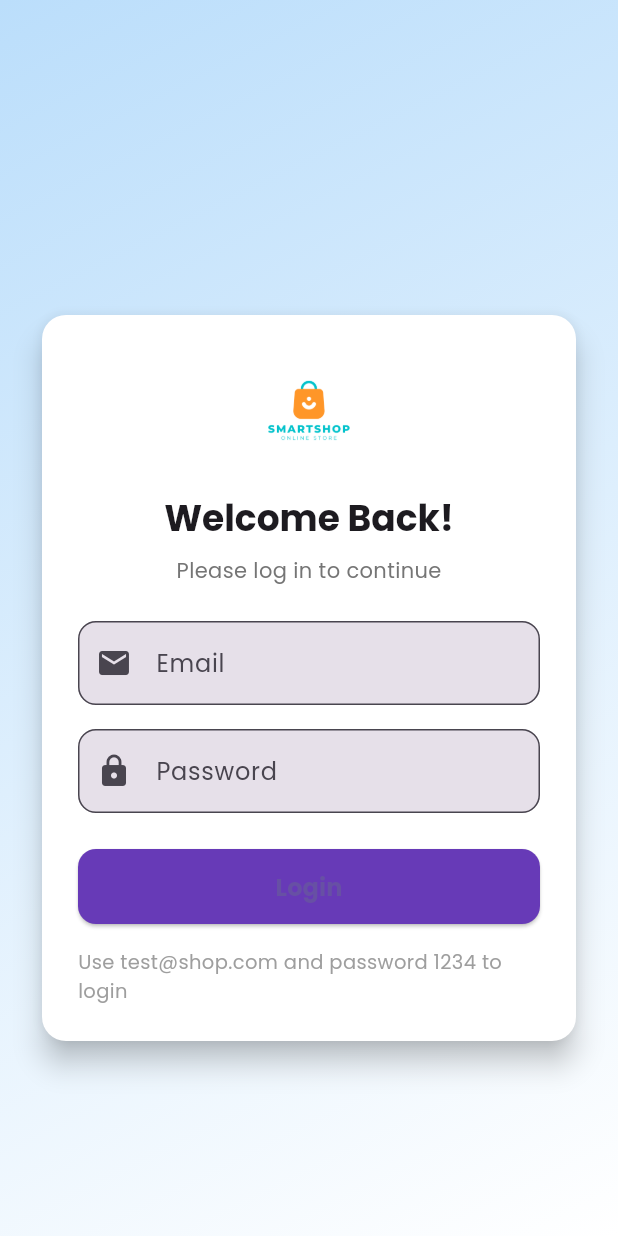
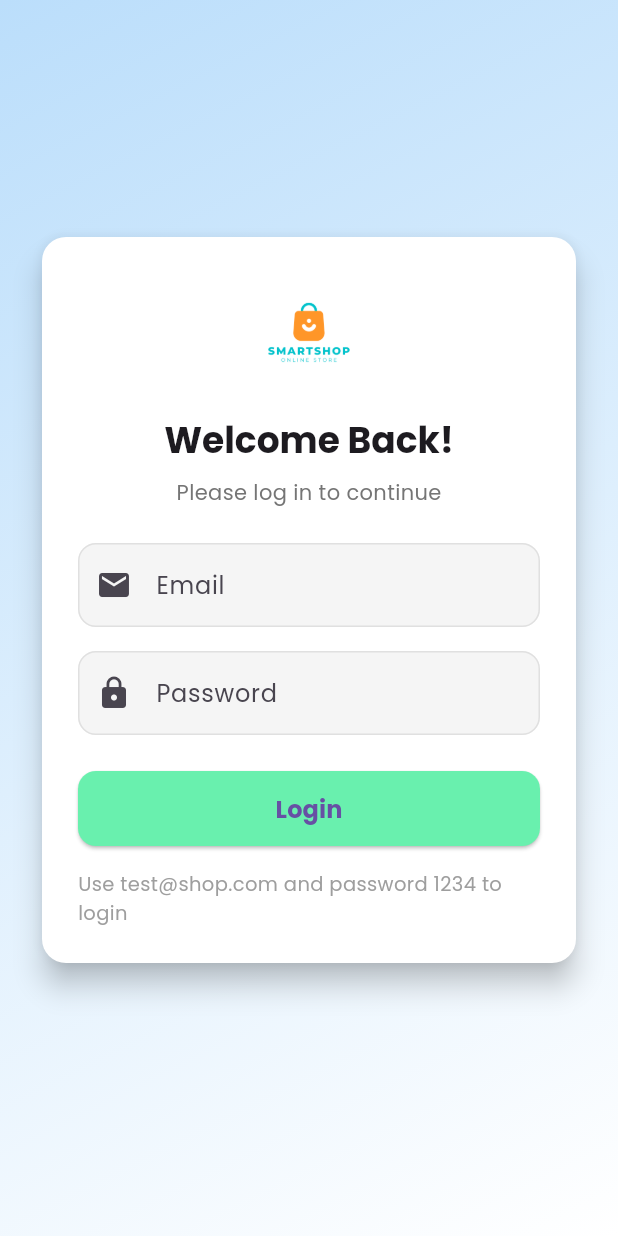
Before and after one commit to Ahmad-Alomgir/smartshop, a Flutter app: the screen it shows after launch, on a phone screen of 412 x 824 dp. Run offline on Flutter 3.47's test engine with Material 3 defaults, Android fonts, the phone set to English and light mode, and no system bars; our stand-ins replace flutter_rating_bar, google_fonts, lottie, shared_preferences, shimmer.

Commit message:
colors scheme modified and cart feature added

```diff
--- a/lib/app_theme.dart
+++ b/lib/app_theme.dart
@@ -7,7 +7,7 @@ final ThemeData lightTheme = ThemeData(
   primarySwatch: Colors.blue,
   textTheme: GoogleFonts.poppinsTextTheme(), // ✅ Apply custom font
   appBarTheme: const AppBarTheme(
-    backgroundColor: Colors.blue,
+    backgroundColor: Colors.teal,
     foregroundColor: Colors.white,
     elevation: 0,
   ),
@@ -26,7 +26,8 @@ final ThemeData darkTheme = ThemeData(
   primarySwatch: Colors.blue,
   textTheme: GoogleFonts.poppinsTextTheme(
     ThemeData.dark().textTheme,
-  ), // ✅ Apply dark font theme
+  ),
+
   appBarTheme: const AppBarTheme(
     backgroundColor: Colors.black,
     foregroundColor: Colors.white,
--- a/lib/screens/login_screen.dart
+++ b/lib/screens/login_screen.dart
@@ -70,10 +70,26 @@ class _LoginScreenState extends State<LoginScreen> {
   Widget build(BuildContext context) {
     final isDark = Theme.of(context).brightness == Brightness.dark;
 
+    final inputDecoration = InputDecoration(
+      border: OutlineInputBorder(borderRadius: BorderRadius.circular(12)),
+      enabledBorder: OutlineInputBorder(
+        borderSide: BorderSide(color: Colors.grey.shade300),
+        borderRadius: BorderRadius.circular(12),
+      ),
+      focusedBorder: OutlineInputBorder(
+        borderSide: BorderSide(color: Colors.teal.shade300, width: 2),
+        borderRadius: BorderRadius.circular(12),
+      ),
+      filled: true,
+      fillColor: Colors.grey.shade100,
+    );
+
     return Scaffold(
-      resizeToAvoidBottomInset: true, // Ensures the keyboard doesn't overflow
+      resizeToAvoidBottomInset: true,
       body: SafeArea(
         child: Container(
+          width: double.infinity,
+          height: double.infinity,
           decoration: BoxDecoration(
             gradient: LinearGradient(
               colors: isDark
@@ -83,25 +99,18 @@ class _LoginScreenState extends State<LoginScreen> {
               end: Alignment.bottomRight,
             ),
           ),
-          child: LayoutBuilder(
-            builder: (context, constraints) {
-              return SingleChildScrollView(
+          child: Center(
+            child: SingleChildScrollView(
               padding: EdgeInsets.only(
                 left: 24,
                 right: 24,
-                  top: 40,
                 bottom: MediaQuery.of(context).viewInsets.bottom + 24,
               ),
-                child: ConstrainedBox(
-                  constraints: BoxConstraints(minHeight: constraints.maxHeight),
-                  child: IntrinsicHeight(
-                    child: Column(
-                      children: [
-                        const Spacer(),
-                        Card(
+              child: Card(
+                elevation: 8,
                 shape: RoundedRectangleBorder(
-                              borderRadius: BorderRadius.circular(16)),
-                          elevation: 8,
+                  borderRadius: BorderRadius.circular(16),
+                ),
                 child: Padding(
                   padding: const EdgeInsets.all(24.0),
                   child: Form(
@@ -135,13 +144,9 @@ class _LoginScreenState extends State<LoginScreen> {
 
                         TextFormField(
                           controller: _emailController,
-                                    decoration: InputDecoration(
+                          decoration: inputDecoration.copyWith(
+                            labelText: 'Email',
                             prefixIcon: const Icon(Icons.email),
-                                      labelText: 'Email',
-                                      border: OutlineInputBorder(
-                                        borderRadius: BorderRadius.circular(12),
-                                      ),
-                                      filled: true,
                           ),
                           keyboardType: TextInputType.emailAddress,
                           validator: _validateEmail,
@@ -150,13 +155,9 @@ class _LoginScreenState extends State<LoginScreen> {
 
                         TextFormField(
                           controller: _passwordController,
-                                    decoration: InputDecoration(
+                          decoration: inputDecoration.copyWith(
+                            labelText: 'Password',
                             prefixIcon: const Icon(Icons.lock),
-                                      labelText: 'Password',
-                                      border: OutlineInputBorder(
-                                        borderRadius: BorderRadius.circular(12),
-                                      ),
-                                      filled: true,
                           ),
                           obscureText: true,
                           validator: _validatePassword,
@@ -168,44 +169,35 @@ class _LoginScreenState extends State<LoginScreen> {
                           height: 50,
                           child: ElevatedButton(
                             style: ElevatedButton.styleFrom(
-                                        padding:
-                                        const EdgeInsets.symmetric(vertical: 14),
+                              padding: const EdgeInsets.symmetric(vertical: 14),
                               shape: RoundedRectangleBorder(
                                 borderRadius: BorderRadius.circular(12),
                               ),
-                                        backgroundColor: Colors.deepPurple,
+                              backgroundColor: Colors.greenAccent,
                             ),
                             onPressed: _isLoading ? null : _submit,
                             child: _isLoading
-                                          ? const CircularProgressIndicator(
-                                        color: Colors.white,
-                                      )
+                                ? const CircularProgressIndicator(color: Colors.white)
                                 : const Text(
                               'Login',
                               style: TextStyle(
                                 fontSize: 16,
-                                            fontWeight: FontWeight.bold),
+                                fontWeight: FontWeight.bold,
+                              ),
                             ),
                           ),
                         ),
                         const SizedBox(height: 16),
                         const Text(
                           'Use test@shop.com and password 1234 to login',
-                                    style: TextStyle(
-                                        color: Colors.grey, fontSize: 13),
+                          style: TextStyle(color: Colors.grey, fontSize: 13),
                         ),
                       ],
                     ),
                   ),
                 ),
               ),
-                        const Spacer(),
-                      ],
             ),
-                  ),
-                ),
-              );
-            },
           ),
         ),
       ),
--- a/lib/widgets/drawer_widget.dart
+++ b/lib/widgets/drawer_widget.dart
@@ -11,12 +11,12 @@ Widget buildAppDrawer(BuildContext context) {
       children: [
         UserAccountsDrawerHeader(
           accountName: const Text("Alan Wake"),
-          accountEmail: const Text("smartshop@app.com"),
+          accountEmail: const Text("smartshop@gmail.com"),
           currentAccountPicture: const CircleAvatar(
             backgroundImage: AssetImage('assets/Smartshop.png'),
           ),
           decoration: BoxDecoration(
-            color: Theme.of(context).colorScheme.primary,
+            color:Colors.teal,
           ),
         ),
         buildDrawerItem(
--- a/pubspec.yaml
+++ b/pubspec.yaml
@@ -34,6 +34,7 @@ dependencies:
   flutter_rating_bar: ^4.0.1
   google_fonts: ^6.1.0
   shimmer: ^2.0.0
+  lottie: ^2.7.0
 
 
 
@@ -72,6 +73,7 @@ flutter:
   uses-material-design: true
   assets:
     - assets/Smartshop.png
+    - assets/lotte.json
 
   # To add assets to your application, add an assets section, like this:
   # assets:
```
Also changed, not shown: analysis_options.yaml (+5 -5 lines), assets/lotte.json (added, +1 -0 lines), lib/main.dart (+15 -1 lines), lib/models/cart_item.dart (added, +37 -0 lines), lib/models/product.dart (+6 -1 lines), lib/providers/cart_provider.dart (+44 -23 lines), lib/screens/cart_screen.dart (+63 -10 lines), lib/screens/home_screen.dart (+25 -9 lines), lib/screens/splash_screen.dart (+19 -10 lines), lib/widgets/product_card.dart (+6 -13 lines), pubspec.lock, 1 other file. Lines whose indentation alone changed are shown as unchanged.
